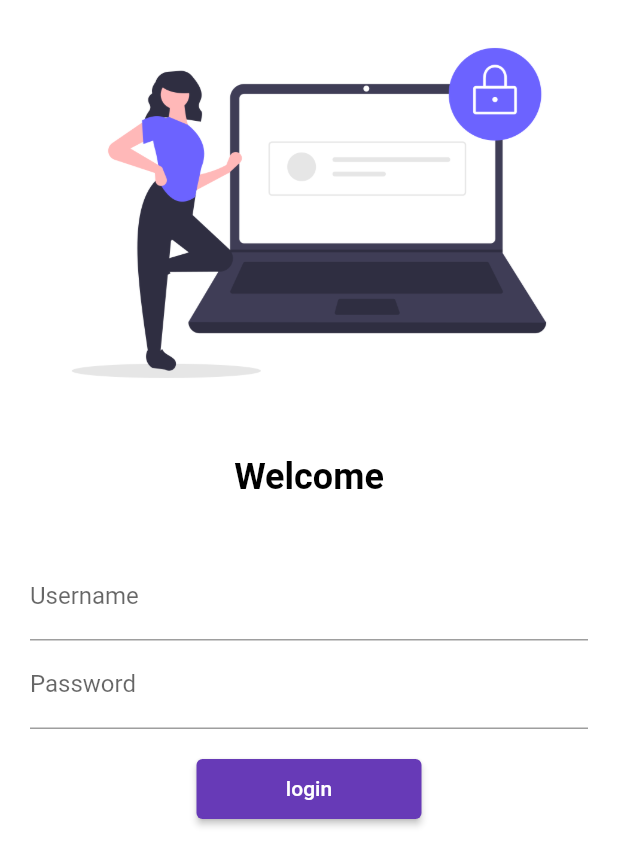
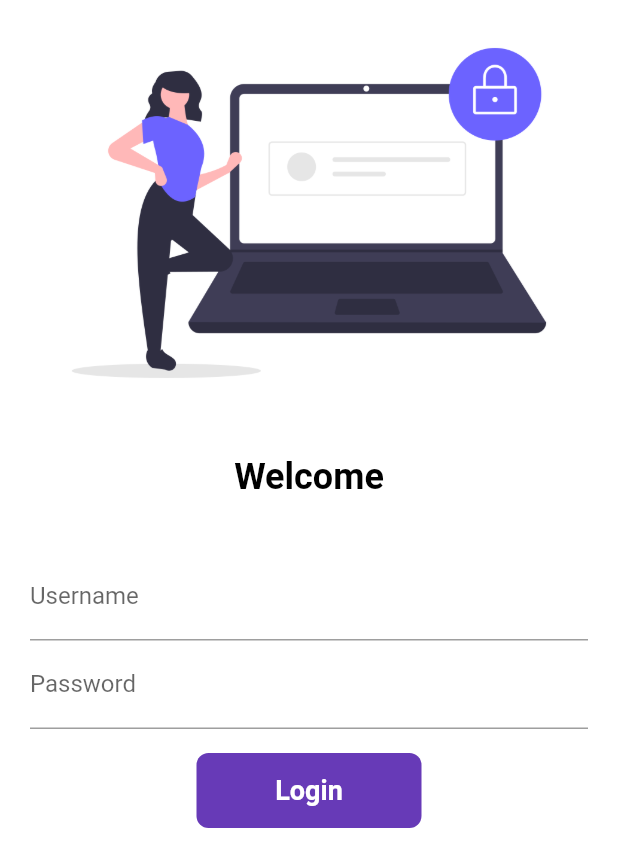
Before and after one commit to roshniverma21/Catalog_App_Flutter, a Flutter app: the screen it shows after launch, on a phone screen of 412 x 824 dp. Shown: the top 867 px of the screen. Run offline on Flutter 3.47's test engine with Material 2 defaults, Android fonts, the phone set to English and light mode, and no system bars; our stand-ins replace google_fonts.

Commit message:
[Roshni] Animation and futureDelay in button and stateful widgets

```diff
--- a/lib/pages/login_page.dart
+++ b/lib/pages/login_page.dart
@@ -1,8 +1,16 @@
 import 'package:flutter/material.dart';
 import 'package:flutter_application_1/utils/routes.dart';
 
-class LoginPage extends StatelessWidget {
+class LoginPage extends StatefulWidget {
   const LoginPage({super.key});
+
+  @override
+  State<LoginPage> createState() => _LoginPageState();
+}
+
+class _LoginPageState extends State<LoginPage> {
+  String name = "";
+  bool changeButton = false;
 
   @override
   Widget build(BuildContext context) {
@@ -42,11 +50,17 @@ class LoginPage extends StatelessWidget {
 
             Padding(
               padding:
-                  const EdgeInsets.symmetric(vertical: 16.0, horizontal: 20),
+              const EdgeInsets.symmetric(vertical: 16.0, horizontal: 20),
               child: Column(children: [
                 TextFormField(
                   decoration: const InputDecoration(
                       hintText: "Enter username", labelText: 'Username'),
+                  onChanged: (value) {
+                    name = value;
+                    setState(() {
+                      //this will call build method again and UI will change
+                    });
+                  },
                 ),
                 TextFormField(
                   obscureText: true,
@@ -56,13 +70,46 @@ class LoginPage extends StatelessWidget {
               ]),
             ),
 
-            ElevatedButton(
-              child: Text("login"),
-              style: TextButton.styleFrom(minimumSize: Size(150, 40)),
-              onPressed: () {
+            //button with animation
+//container does not have clickable property so we have to wrap them with 1. Inkwell (it has a ripple effect means jab press kare toh pta laeg button press hua ) and ink and inkwell are used tor 2. Just a detector(it does not give any feedback and have no UI/ripple effect/ tap ni diktat)
+            InkWell(
+              onTap: () async {
+                setState(() {
+                  changeButton = true;
+                });
+                await Future.delayed(Duration(seconds: 1));
                 Navigator.pushNamed(context, MyRoute.homeRoute);
               },
-            )
+              child: AnimatedContainer(
+                duration: Duration(seconds: 1),
+                width: changeButton ? 50 : 150,
+                height: 50,
+                alignment: Alignment.center,
+                child: changeButton
+                    ? Icon(
+                  Icons.done,
+                  color: Colors.white,
+                )
+                    : Text(
+                  "Login",
+                  style: TextStyle(
+                      color: Colors.white,
+                      fontWeight: FontWeight.bold,
+                      fontSize: 18),
+                ),
+                decoration: BoxDecoration(
+                  color: Colors.deepPurple,
+                  borderRadius: BorderRadius.circular(changeButton ? 50 : 8),
+                ),
+              ),
+            ),
+            // ElevatedButton(
+            //   child: Text("login"),
+            //   style: TextButton.styleFrom(minimumSize: Size(150, 40)),
+            //   onPressed: () {
+            //     Navigator.pushNamed(context, MyRoute.homeRoute);
+            //   },
+            // )
           ],
         ),
       ),
```
